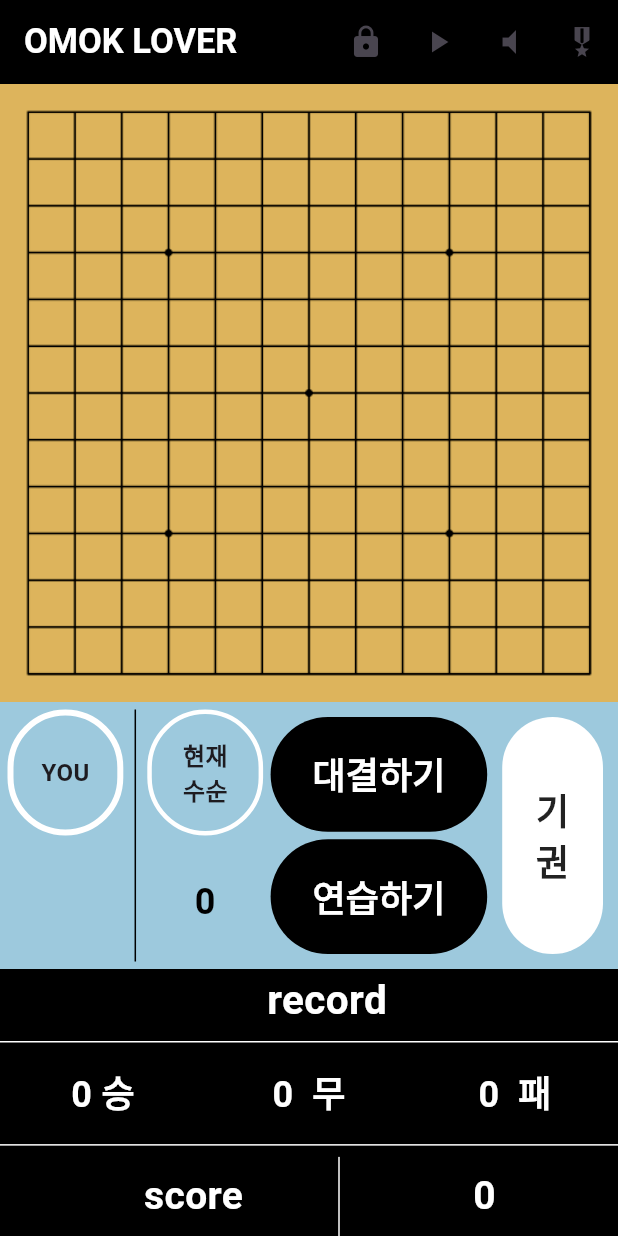
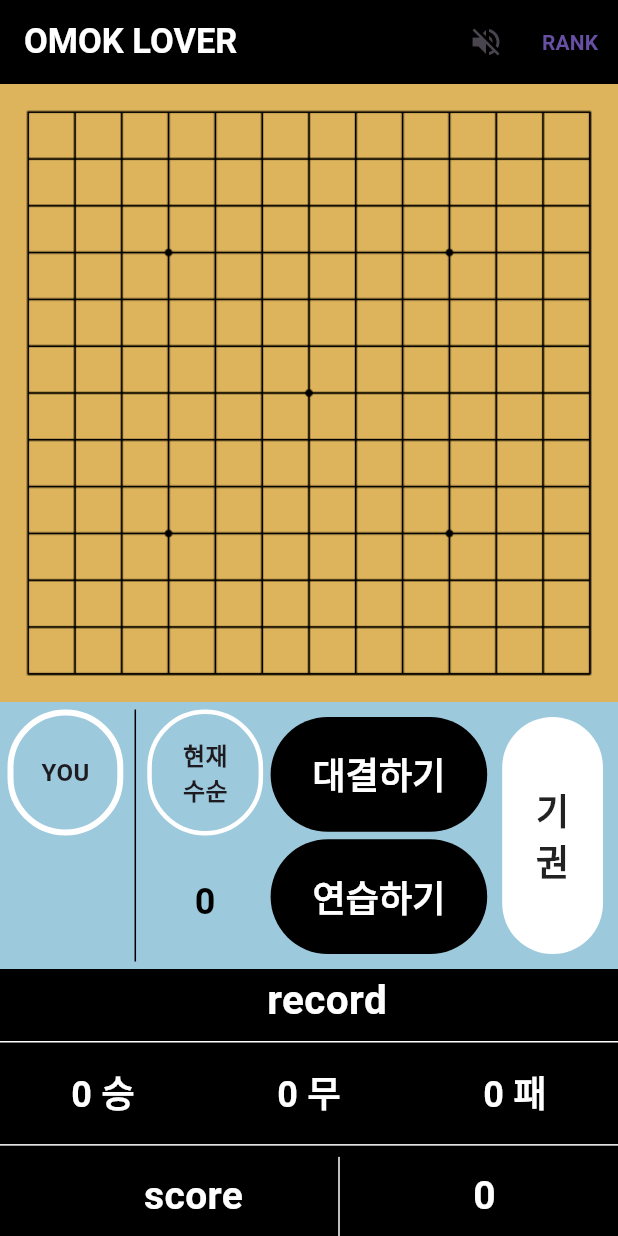
Before and after one commit to somilove/flutter_game_omok, a Flutter app: the screen it shows after launch, after a tap on the "volume mute" icon, on a phone screen of 412 x 824 dp. Run offline on Flutter 3.47's test engine with Material 3 defaults, Android fonts, the light colour scheme and no system bars; our stand-ins replace flutter_easyloading, get, just_audio, sqflite; accounts and stored records are empty.

Commit message:
modify volumn on/off

```diff
--- a/lib/main.dart
+++ b/lib/main.dart
@@ -1,6 +1,7 @@
 import 'package:flutter/material.dart';
 import 'package:flutter/services.dart'; //가로 세로 회전 기능
 import 'package:omok/controller/users_play_controller.dart';
+import 'package:omok/widgets/audio_player.dart';
 import 'omokList.dart';
 import 'package:sqflite/sqflite.dart';
 import 'package:just_audio/just_audio.dart'; //소리 mp3
@@ -78,8 +79,8 @@ class _DatabaseApp extends State<DatabaseApp> {
 
   @override
   void dispose() {
-    _player.stop();
-    _player.dispose();
+    player.stop();
+    player.dispose();
     super.dispose();
 
   }
@@ -99,13 +100,12 @@ class _DatabaseApp extends State<DatabaseApp> {
         controller.v_listBox_count.value[i][j] = ''; //또 맨 위 컨테이너의 버튼 텍스트 값을 빈칸(null)으로 초기화
       }
     }
-    //setState()를 싫애하면 위젯의 build 함수가 실행되면서 변경값이 화면에 반영된다.
-    // setState(() {});
   }
 
     @override
     Widget build(BuildContext context) {
       return GetX<VariablesController>(
+        init: VariablesController(),
         builder: (controller) => Scaffold(
           backgroundColor: Colors.transparent,
           //백그라운드를 투명하게 만듦
@@ -116,52 +116,28 @@ class _DatabaseApp extends State<DatabaseApp> {
             ),
             backgroundColor: Colors.black,
             actions: [
-              //개인정보처리방침 연결 버튼
-              IconButton(
-                  onPressed: () async {
-                    if (controller.v_flagButtonPlay.value == false) {
-                      //게임중이 아닐 때 작동하도록 하기 위해 controller.v_flagButtonPlay.value 변수값 체크하여 false일 경우 실행하지 않고 토스트 메시지를 보임
-                      EasyLoading.instance.fontSize = 16;
-                      EasyLoading.instance.displayDuration =
-                      const Duration(milliseconds: 500); //메시지 유지시간 0.5초
-                      EasyLoading.showToast(' *** Not executed! *** ');
+              //음악소리 on/off 버튼
+              if(controller.v_volumn.value == true) IconButton(
+                  onPressed: () {
+                    if( controller.v_volumn.value == true) {
+                      controller.v_volumn.value = false;
                     } else {
-                      const url = 'https://www.naver.com/';
-                      await launchUrl(Uri.parse(url),
-                          mode: LaunchMode.externalApplication //외부브라우저 사용 모드
-                      );
+                      controller.v_volumn.value = true;
                     }
                   },
-                  icon: const Icon(Icons.lock)),
-              //플레이스토어 앱 연결버튼
-              IconButton(
-                onPressed: () async {
-                  if (controller.v_flagButtonPlay.value == false) {
-                    //게임중이 아닐 때 작동하도록 하기 위해 controller.v_flagButtonPlay.value 변수값 체크하여 false일 경우 실행하지 않고 토스트 메시지를 보임
-                    EasyLoading.instance.fontSize = 16;
-                    EasyLoading.instance.displayDuration =
-                    const Duration(milliseconds: 500); //메시지 유지시간 0.5초
-                    EasyLoading.showToast(' *** Not executed! *** ');
-                  } else {
-                    const url = 'https://www.youtube.com/';
-                    await launchUrl(Uri.parse(url),
-                        mode: LaunchMode.externalApplication //외부브라우저 사용 모드
-                    );
-                  }
-                },
-                icon: const Icon(Icons.play_arrow),
-              ),
-              //음악소리 on/off 버튼
-              IconButton(
+                  icon: const Icon(Icons.volume_mute)),
+              if(controller.v_volumn.value == false) IconButton(
                   onPressed: () {
-                    controller.v_volumn.value ? false : true;
-                    setState(() {});
+                    if( controller.v_volumn.value == true) {
+                      controller.v_volumn.value = false;
+                    } else {
+                      controller.v_volumn.value = true;
+                    }
                   },
-                  icon:
-                  controller.v_volumn.value ? const Icon(Icons.volume_mute) : const Icon(
-                      Icons.volume_off)),
+                  icon: const Icon(Icons.volume_off)),
+
               //결과 화면으로 이동하는 버튼
-              IconButton(
+              TextButton(
                   onPressed: () {
                     if (controller.v_flagButtonPlay.value == true) {
                       Navigator.of(context).pushNamed('/omokList', arguments: widget.db);
@@ -172,7 +148,7 @@ class _DatabaseApp extends State<DatabaseApp> {
                       EasyLoading.showToast(' *** Not executed! ***');
                     }
                   },
-                  icon: const Icon(Icons.military_tech))
+                  child: Text('RANK', style: TextStyle(fontWeight: FontWeight.bold),))
             ],
           ),
           body:
@@ -309,7 +285,6 @@ class _DatabaseApp extends State<DatabaseApp> {
                                   flex: 1,
                                   child: StopButton(),
                                 ),
-
                               ],
                             ),
                           ),
@@ -328,10 +303,6 @@ class _DatabaseApp extends State<DatabaseApp> {
     }
 
 
-  final _player = AudioPlayer();
-  Future audioPlayer(parm_mp3) async {
-    await _player.setAsset(parm_mp3);
-    _player.play();
-  }
+
 
 }
--- a/lib/omokList.dart
+++ b/lib/omokList.dart
@@ -1,10 +1,9 @@
 import 'package:flutter/material.dart';
 import 'package:sqflite/sqlite_api.dart';
-import 'omok.dart';
+import 'models/omok.dart';
 
 class OmokListApp extends StatefulWidget {
   final Future<Database> database;
-
   OmokListApp(this.database);
   @override
   State<StatefulWidget> createState() => _OmokListApp();
--- a/lib/utilities/step_check.dart
+++ b/lib/utilities/step_check.dart
@@ -6,6 +6,8 @@ import 'package:omok/models/users_play_model.dart';
 import 'package:sqflite/sqflite.dart';
 import 'package:omok/main.dart';
 import 'package:omok/database/database.dart';
+
+import '../widgets/audio_player.dart';
 
 final VariablesController controller = Get.find();
 final UsersPlayController usersController = Get.find();
@@ -43,9 +45,11 @@ void step_check_5() {
   EasyLoading.showToast((controller.v_down.value == controller.v_youStone.value ? ' *** You Win *** ' : ' *** You Lose *** '),);
 
   if (controller.v_down.value == controller.v_youStone.value) {
+    if(controller.v_volumn.value == true) audioPlayer('asset/audio/win.mp3');
     controller.v_win.value++;
     (controller.v_downCount.value < 20) ? controller.v_score.value = controller.v_score.value + 30 : controller.v_score.value = controller.v_score.value + 20;
   } else {
+    if(controller.v_volumn.value == true) audioPlayer('asset/audio/lose.mp3');
     controller.v_defeat.value++;
     (controller.v_downCount.value < 20) ? controller.v_score.value = controller.v_score.value - 20 : controller.v_score.value = controller.v_score.value - 10;
   }
--- a/lib/utilities/step_down_stone.dart
+++ b/lib/utilities/step_down_stone.dart
@@ -4,7 +4,9 @@ import 'package:get/get.dart';
 import 'package:omok/models/users_play_model.dart';
 import 'package:omok/utilities/step_down_stone_ai.dart';
 import 'package:omok/utilities/step_check.dart';
-import 'dart:async'; //타이머
+import 'dart:async';
+
+import '../widgets/audio_player.dart'; //타이머
 
 
   final VariablesController controller = Get.find();
@@ -16,6 +18,7 @@ import 'dart:async'; //타이머
     //돌을 놓았으니 게임판에 표시하고 다음에 놓을 돌을 결정함
     if (controller.v_listBox.value[x][y] == 'n') { //돌을 놓을 수 있는 위치인지 확인
       controller.v_listBox.value[x][y] = controller.v_down.value; //흑돌 or 백돌
+      if(controller.v_volumn.value == true) audioPlayer('asset/audio/stone.mp3');
       controller.v_downCount.value++;
       controller.v_listBox_count.value[x][y] = 'O'; //v_downCount.toString(); //마지막 수에 O을 표시
       controller.v_listBox_count.value[controller.v_x_count.value][controller.v_y_count.value] = ''; //수순표시(이전버튼)
@@ -38,6 +41,7 @@ import 'dart:async'; //타이머
       await Timer(Duration(seconds: 1), () {
         //AI가 돌을 놓고 끝날 조건 체크
         step_downStone_AI(); //AI 착수 실행
+        if(controller.v_volumn.value == true) audioPlayer('asset/audio/stone.mp3');
         controller.v_downCount.value++;
         controller.v_listBox_count.value[controller.v_x_AI.value][controller.v_y_AI.value] = 'O'; //v_downCount.toString(); //수순표시 => AI가  착수한 버튼의 텍스트에 'O'를
         controller.v_listBox_count.value[controller.v_x_count.value][controller.v_y_count.value] = ''; //수순표시 => 이전 버튼의 텍스트에 ''을 넣어줌
--- /dev/null
+++ b/lib/widgets/audio_player.dart
@@ -0,0 +1,7 @@
+import 'package:just_audio/just_audio.dart';
+
+final player = AudioPlayer();
+Future audioPlayer(parm_mp3) async {
+  await player.setAsset(parm_mp3);
+  player.play();
+}
--- a/lib/widgets/button_start.dart
+++ b/lib/widgets/button_start.dart
@@ -4,6 +4,7 @@ import 'package:flutter_easyloading/flutter_easyloading.dart';
 import 'package:omok/controller/users_play_controller.dart';
 import 'package:omok/controller/variables.dart';
 import 'package:get/get.dart';
+import 'package:omok/widgets/audio_player.dart';
 
 class StartButton extends StatelessWidget {
   final VariablesController controller = Get.find();
@@ -49,6 +50,7 @@ class StartButton extends StatelessWidget {
               EasyLoading.instance.fontSize = 16;
               EasyLoading.instance.displayDuration =
               const Duration(milliseconds: 500);
+              if(controller.v_volumn.value == true) audioPlayer('asset/audio/error.mp3');
               EasyLoading.showToast(
                   ' *** Not executed! ***');
             }
@@ -65,6 +67,7 @@ class StartButton extends StatelessWidget {
     //게이머의 돌이 백이면 AI가 먼저 둠
     if (controller.v_youStone.value == 'w') {
       controller.v_listBox.value[7][7] = 'b';
+      if(controller.v_volumn.value == true) audioPlayer('asset/audio/stone.mp3');
       controller.v_aiStone.value = 'b';
       controller.v_downCount.value++;
       controller.v_x_count.value = 7;
@@ -77,6 +80,7 @@ class StartButton extends StatelessWidget {
   }
 
   Future<void> dialogBuilder(BuildContext context) {
+    if(controller.v_volumn.value == true) audioPlayer('asset/audio/start.mp3');
     return showDialog(
         context: context,
         builder: (BuildContext context) {
@@ -87,6 +91,7 @@ class StartButton extends StatelessWidget {
             actions: <Widget>[
               TextButton(
                   onPressed: () {
+                    if(controller.v_volumn.value == true) audioPlayer('asset/audio/select.ogg');
                     Navigator.of(context)
                         .pop();
                   },
--- a/lib/widgets/button_stop.dart
+++ b/lib/widgets/button_stop.dart
@@ -4,6 +4,7 @@ import 'package:omok/controller/variables.dart';
 import 'package:get/get.dart';
 import 'package:flutter_easyloading/flutter_easyloading.dart';
 import 'package:omok/database/database.dart';
+import 'package:omok/widgets/audio_player.dart';
 
 class StopButton extends StatelessWidget {
   final UsersPlayController usersController = Get.find();
@@ -26,6 +27,7 @@ class StopButton extends StatelessWidget {
             backgroundColor: Colors.white),
         onPressed: () async {
           if (controller.v_flagButtonPlay.value == false) {
+            if(controller.v_volumn.value == true) audioPlayer('asset/audio/select.ogg');
             await showDialog(
                 context: context,
                 builder: (BuildContext context) {
@@ -41,12 +43,14 @@ class StopButton extends StatelessWidget {
                           child: const Text('예')),
                       TextButton(
                           onPressed: () {
+                            if(controller.v_volumn.value == true) audioPlayer('asset/audio/select.ogg');
                             Navigator.of(context).pop();},
                           child: const Text('아니오')),
                     ],
                   );
                 });
           } else {
+            if(controller.v_volumn.value == true) audioPlayer('asset/audio/error.mp3');
             EasyLoading.instance.fontSize = 16;
             EasyLoading.instance.displayDuration = const Duration(milliseconds: 500);
             EasyLoading.showToast(' *** Not executed! ***');
@@ -61,11 +65,13 @@ class StopButton extends StatelessWidget {
     EasyLoading.instance.fontSize = 24;
     EasyLoading.instance.displayDuration = const Duration(milliseconds: 2000);
     EasyLoading.showToast(' *** 기권 패 ***',);
+    if(controller.v_volumn.value == true) audioPlayer('asset/audio/lose.mp3');
     controller.v_defeat.value++;
     (controller.v_downCount.value < 20) ? controller.v_score.value = controller.v_score.value - 10 : controller.v_score.value = controller.v_score.value - 5;
     if(controller.v_isAiPlay.value == false) {
       usersController.closeConnection();
     }
+    controller.refresh();
     DatabaseHelper.insert();
   }
 }
--- a/lib/widgets/display_score.dart
+++ b/lib/widgets/display_score.dart
@@ -7,7 +7,9 @@ class DisplayScore extends StatelessWidget {
 
   @override
   Widget build(BuildContext context) {
-    return Container(
+    return GetX<VariablesController>(
+      init: VariablesController(),
+      builder: (controller) =>     Container(
         color: Colors.black,
         child: Column(
           children: [
@@ -59,7 +61,7 @@ class DisplayScore extends StatelessWidget {
                               alignment: Alignment.center,
                               // margin: const EdgeInsets
                               //     .fromLTRB(0, 4, 0, 4),
-                            child: Text( '${controller.v_tie.value}  무',
+                              child: Text( '${controller.v_tie.value} 무',
                                   style: const TextStyle(
                                       color: Colors.white, fontWeight: FontWeight.bold, fontSize: 24)),
                             ),
@@ -67,7 +69,7 @@ class DisplayScore extends StatelessWidget {
                             Expanded(flex: 1, child: Container(
                               alignment: Alignment.center,
                               // margin: const EdgeInsets.fromLTRB(0, 4, 0, 4),
-                            child: Text('${controller.v_defeat.value}  패',
+                              child: Text('${controller.v_defeat.value} 패',
                                   style: const TextStyle(
                                       color: Colors.white, fontWeight: FontWeight.bold, fontSize: 24)),
                             ),
@@ -116,6 +118,8 @@ class DisplayScore extends StatelessWidget {
             ),
           ],
         ),
+      ),
     );
+
   }
 }
--- a/lib/widgets/game_board.dart
+++ b/lib/widgets/game_board.dart
@@ -36,22 +36,23 @@ class GameBoard extends StatelessWidget {
               : MediaQuery.of(context).size.width),
           child: Column(
             children: [
-              Expanded(flex: 4, child: Container(),),
+              Expanded(flex: 2, child: Container(),),
               //정확한 버튼 위치 설정하기 위함
 
-              for( j = 0 ; j < controller.v_colBox.value ; j ++) Expanded(flex: 9, child: Container(
+              for( j = 0 ; j < controller.v_colBox.value ; j ++) Expanded(flex: 30, child: Container(
                 child: Row(
                     children: [
-                      Expanded(flex: 4, child: Container(),),
-                      for ( i = 0 ; i < controller.v_rowBox.value ; i++  ) Expanded(flex: 9, child:Container(
+                      Expanded(flex: 3, child: Container(),),
+                      for ( i = 0 ; i < controller.v_rowBox.value ; i++  ) Expanded(flex: 30, child:Container(
+                        padding: EdgeInsets.all(0),
+                        margin: EdgeInsets.all(0),
                         child: Image.asset(
                             'asset/image/${controller.v_listBox.value[j][i]}.png'),
                       )),
-                      Expanded(flex: 4, child: Container(),),
+                      Expanded(flex: 3, child: Container(),),
                     ]
                 ),
               ),),
-
               Expanded(flex: 4, child: Container(),),
             ],
           ),
@@ -66,25 +67,25 @@ class GameBoard extends StatelessWidget {
               : MediaQuery.of(context).size.width),
           child: Column(
             children: [
-              Expanded(flex: 4, child: Container(),),
+              Expanded(flex: 2, child: Container(),),
               //정확한 버튼 위치 설정하기 위함
               for( int l = 0; l< controller.v_colBox.value ; l++) Expanded(
-                  flex:9, child: Container(
+                  flex:30, child: Container(
                   child: Row(
                     children: [
-                      Expanded(flex: 4, child: Container(),),
-                      for(int k = 0 ; k < controller.v_rowBox.value ; k ++ ) Expanded(flex: 9, child: Container(
+                      Expanded(flex: 1, child: Container(),),
+                      for(int k = 0 ; k < controller.v_rowBox.value ; k ++ ) Expanded(flex: 30, child: Container(
                         alignment: Alignment.center,
                         child: TextButton(
                           child: Text(controller.v_listBox_count.value[l][k],
-                              style: const TextStyle(fontSize: 12)),
+                              style: const TextStyle(fontSize: 8, fontWeight: FontWeight.bold)),
                           onPressed: () {
                            if (controller.v_down.value == controller.v_youStone.value){
                              step_downStone(l, k);
                            } else { return;}
                           },),),),
                       // ~첫번째 반복 입력 2~14까지 (Row 항목 전체 13개 완성)
-                      Expanded(flex: 4, child: Container(),),
+                      Expanded(flex: 1, child: Container(),),
                     ],
                   )
               )
```
Also changed, not shown: lib/database/database.dart (+17 -0 lines), lib/models/omok.dart (renamed from lib/omok.dart). Lines whose indentation alone changed are shown as unchanged.
